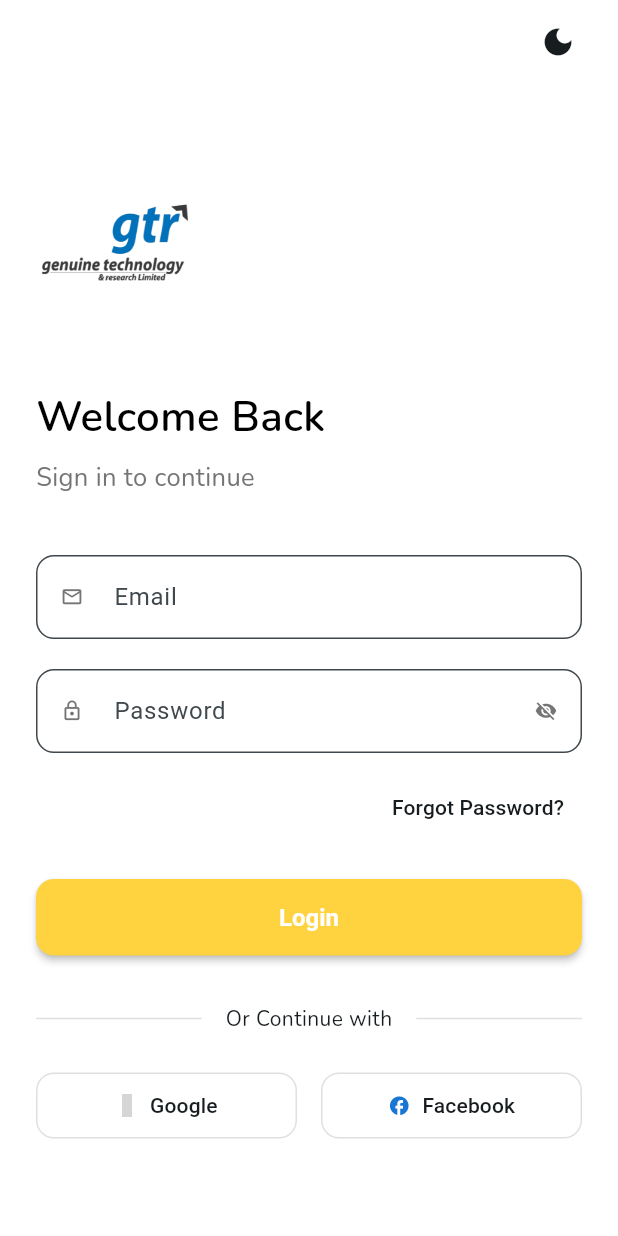
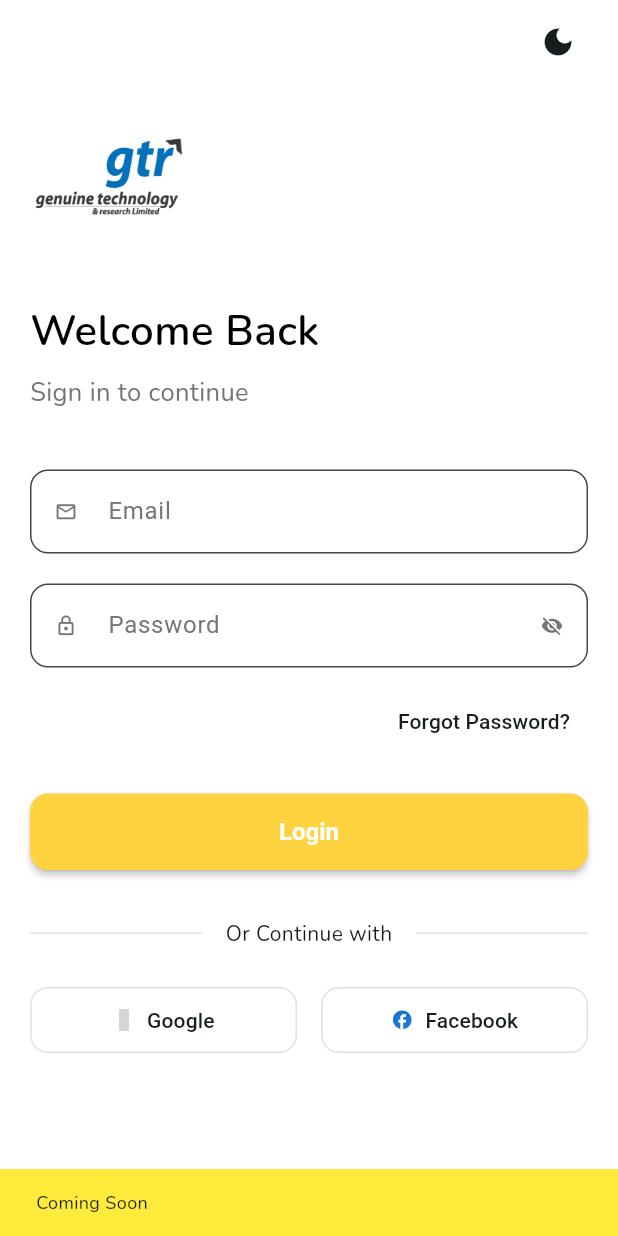
Before and after one commit to Abir-Zayn/gtr_assesment, a Flutter app: the screen it shows after launch, after a tap on "Forgot Password?", on a phone screen of 412 x 824 dp. Run offline on Flutter 3.47's test engine with Material 3 defaults, Android fonts, the phone set to English and light mode, and no system bars; our stand-ins replace bloc, dartz, equatable, flutter_bloc, go_router, google_fonts; missing offline and left inert: font_awesome_icon_class; grey boxes are pictures that could not be loaded.

Commit message:
finalized version

```diff
--- a/lib/common/components/app_textfield.dart
+++ b/lib/common/components/app_textfield.dart
@@ -34,6 +34,7 @@ class AppTextfield extends StatelessWidget {
   Widget build(BuildContext context) {
     final theme = Theme.of(context);
     final isDarkMode = theme.brightness == Brightness.dark;
+    final focusedBorderColor = isDarkMode ? Colors.white : theme.primaryColor;
     return TextFormField(
       controller: controller,
       obscureText: obscureText,
@@ -44,6 +45,9 @@ class AppTextfield extends StatelessWidget {
       maxLines: maxLines,
       decoration: InputDecoration(
         labelText: labelText,
+        labelStyle: TextStyle(
+          color: isDarkMode ? Colors.white70 : Colors.grey[600],
+        ),
         hintText: hintText,
         prefixIcon:
             prefixIcon != null
@@ -58,6 +62,10 @@ class AppTextfield extends StatelessWidget {
           borderRadius: BorderRadius.circular(12),
           borderSide: BorderSide(color: Colors.grey[300]!),
         ),
+        focusedBorder: OutlineInputBorder(
+          borderRadius: BorderRadius.circular(12),
+          borderSide: BorderSide(color: focusedBorderColor, width: 2),
+        ),
         filled: true,
         fillColor: Colors.transparent,
       ),
--- a/lib/data/repository/customer_repository_impl.dart
+++ b/lib/data/repository/customer_repository_impl.dart
@@ -18,7 +18,7 @@ class CustomerRepositoryImpl extends CustomerRepository {
     required String token,
   }) async {
     try {
-      debugPrint('Repository calling data source with token: $token'); // Debug log
+      debugPrint('Repository calling data source with token: $token');
 
       final response = await dataSrc.getCustomerList(
         searchQuery: searchQuery,
@@ -30,7 +30,7 @@ class CustomerRepositoryImpl extends CustomerRepository {
 
       debugPrint(
         'Repository received response with ${response.customers.length} customers',
-      ); // Debug log
+      );
       return Right(response);
     } catch (e) {
       debugPrint('Repository error: $e'); // Debug log
--- a/lib/presentation/auth/login_page.dart
+++ b/lib/presentation/auth/login_page.dart
@@ -12,9 +12,9 @@ class _LoginPageState extends State<LoginPage> {
   final passwordController = TextEditingController();
   bool passwordVisibility = false;
 
- //LoginLoading --> Spinner
- //LoginSuccess --> navigate to Home
- //LoginFailure --> Error
+  //LoginLoading --> Spinner
+  //LoginSuccess --> navigate to Home
+  //LoginFailure --> Error
 
   @override
   void dispose() {
@@ -39,7 +39,10 @@ class _LoginPageState extends State<LoginPage> {
 
   void futureUpdateNotice() {
     ScaffoldMessenger.of(context).showSnackBar(
-      SnackBar(content: AppText(text: "Coming Soon", textfontsize: 12)),
+      SnackBar(
+        backgroundColor: Colors.yellow,
+        content: AppText(text: "Coming Soon", textfontsize: 12),
+      ),
     );
   }
 
@@ -52,7 +55,6 @@ class _LoginPageState extends State<LoginPage> {
     return Scaffold(
       appBar: AppBar(
         backgroundColor: Theme.of(context).scaffoldBackgroundColor,
-        elevation: 0,
         actions: [
           Padding(
             padding: const EdgeInsets.only(right: 16.0),
@@ -96,17 +98,20 @@ class _LoginPageState extends State<LoginPage> {
         },
         child: SafeArea(
           child: SingleChildScrollView(
-            padding: const EdgeInsets.all(24.0),
+            padding: const EdgeInsets.symmetric(
+              vertical: 10.0,
+              horizontal: 20.0,
+            ),
             child: Column(
               crossAxisAlignment: CrossAxisAlignment.stretch,
               children: [
-                const SizedBox(height: 40),
+                const SizedBox(height: 10),
                 // Company Logo
                 Align(
                   alignment: Alignment.topLeft,
                   child: Image.asset(AppImgSrc.appLogo, height: 90, width: 120),
                 ),
-                const SizedBox(height: 48),
+                const SizedBox(height: 35),
                 // Welcome Text
                 AppText(
                   text: 'Welcome Back',
@@ -166,7 +171,9 @@ class _LoginPageState extends State<LoginPage> {
                 Align(
                   alignment: Alignment.centerRight,
                   child: TextButton(
-                    onPressed: () {},
+                    onPressed: () {
+                      futureUpdateNotice();
+                    },
                     child: Text(
                       'Forgot Password?',
                       style: TextStyle(
--- a/lib/presentation/splash/splash_page.dart
+++ b/lib/presentation/splash/splash_page.dart
@@ -1,4 +1,5 @@
 part of 'splash_page_imports.dart';
+
 class SplashScreen extends StatefulWidget {
   const SplashScreen({super.key});
 
@@ -59,7 +60,7 @@ class _SplashScreenState extends State<SplashScreen>
   @override
   Widget build(BuildContext context) {
     return Scaffold(
-      backgroundColor: Theme.of(context).colorScheme.primary,
+      backgroundColor: Theme.of(context).primaryColorLight,
       body: Center(
         child: FadeTransition(
           opacity: fadeAnimation,
--- a/pubspec.yaml
+++ b/pubspec.yaml
@@ -47,6 +47,7 @@ dependencies:
 dev_dependencies:
   flutter_test:
     sdk: flutter
+  flutter_launcher_icons:
 
   # The "flutter_lints" package below contains a set of recommended lints to
   # encourage good coding practices. The lint set provided by the package is
@@ -95,3 +96,7 @@ flutter:
   #
   # For details regarding fonts from package dependencies,
   # see https://flutter.dev/to/font-from-package
+flutter_icons:
+    android: true
+    ios: true
+    image_path: "assets/images/splash/app_logo.png"
```
Also changed, not shown: lib/presentation/homePage/components/pagination.dart (+29 -24 lines), lib/presentation/homePage/cubit/customer_cubit.dart (+4 -24 lines), lib/presentation/homePage/screen/customer_details_page.dart (+2 -11 lines), pubspec.lock, 23 other files.
